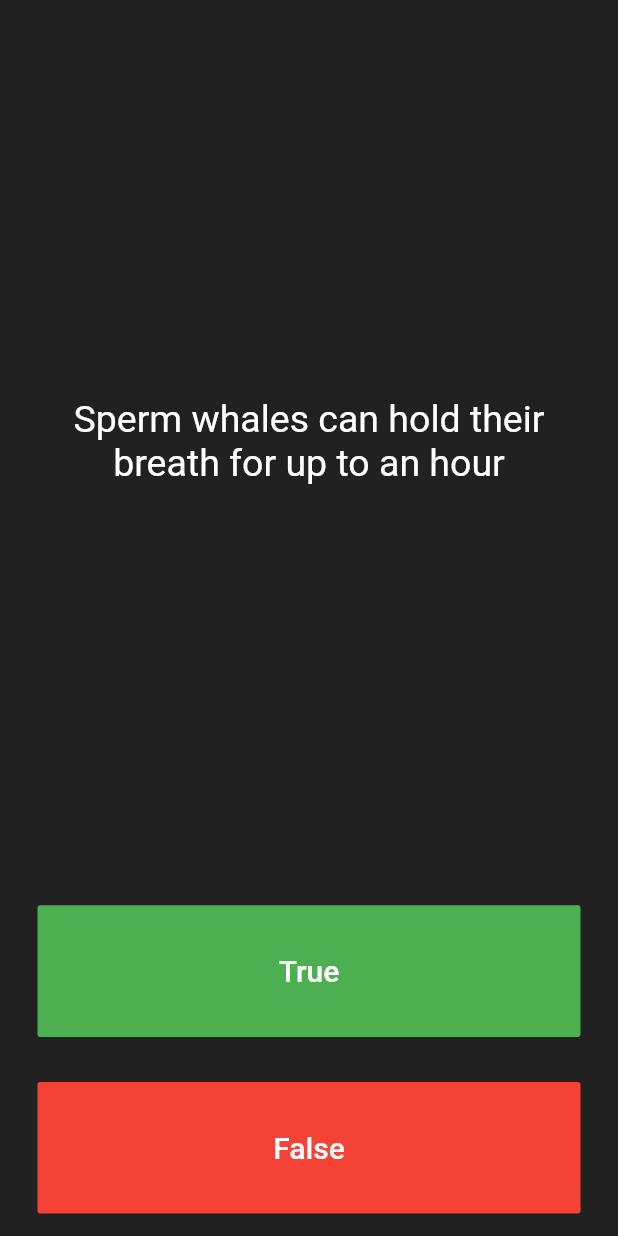
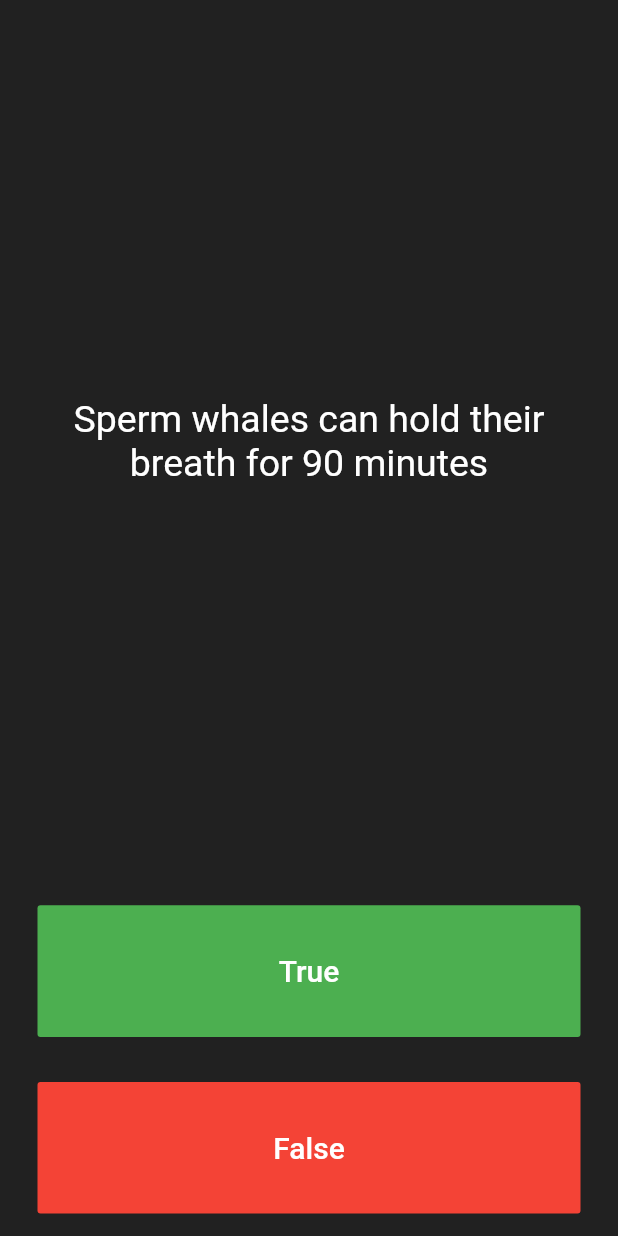
Before and after one commit to minhlongvu/Quizzler-App, a Flutter app: the screen it shows after launch, on a phone screen of 412 x 824 dp. Run offline on Flutter 3.47's test engine with Material 2 defaults, Android fonts, the phone set to English and light mode, and no system bars; our stand-ins replace rflutter_alert.

Commit message:
Refactored question constructor using Dart shorthand method. Modified whale question text.

```diff
--- a/lib/question.dart
+++ b/lib/question.dart
@@ -2,8 +2,5 @@ class Question {
   String questionText;
   bool questionAnswer;
 
-  Question(String q, bool a) {
-    questionText = q;
-    questionAnswer = a;
-  }
+  Question(this.questionText, this.questionAnswer);
 }
--- a/lib/quiz_brain.dart
+++ b/lib/quiz_brain.dart
@@ -4,7 +4,7 @@ class QuizBrain {
   int _currentQuestionNumber = 0;
 
   List<Question> _questionBank = [
-    Question('Sperm whales can hold their breath for up to an hour', true),
+    Question('Sperm whales can hold their breath for 90 minutes', true),
     Question('Some cats are actually allergic to humans', true),
     Question('You can lead a cow down stairs but not up stairs.', false),
     Question('Approximately one quarter of human bones are in the feet.', true),
```
